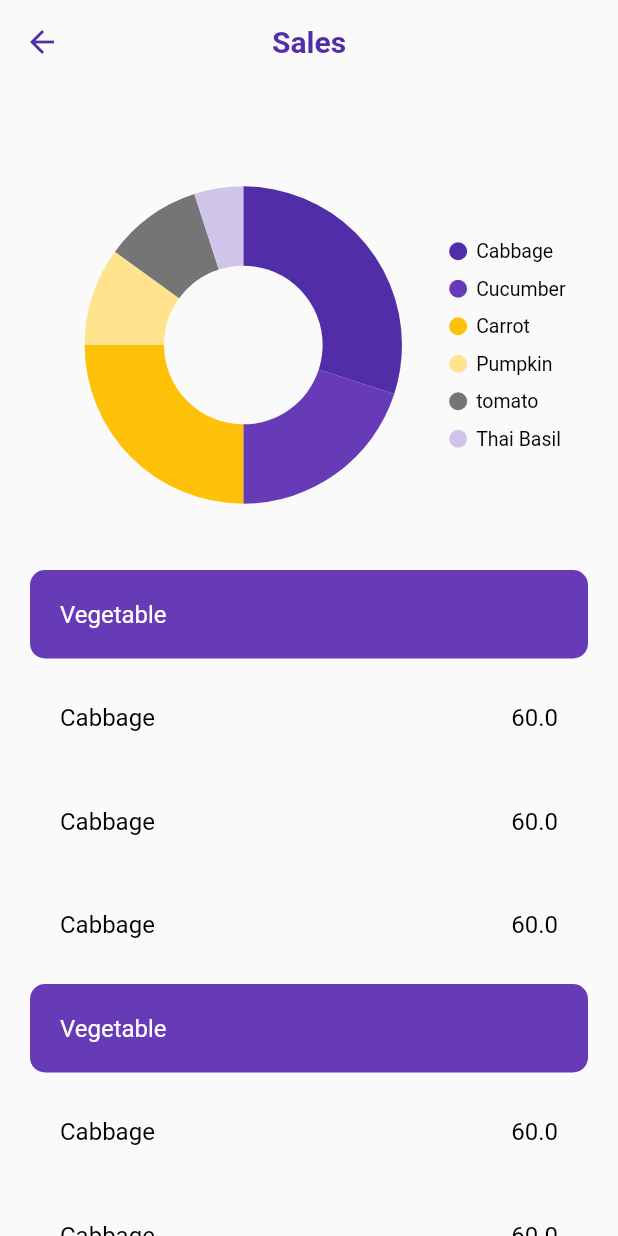
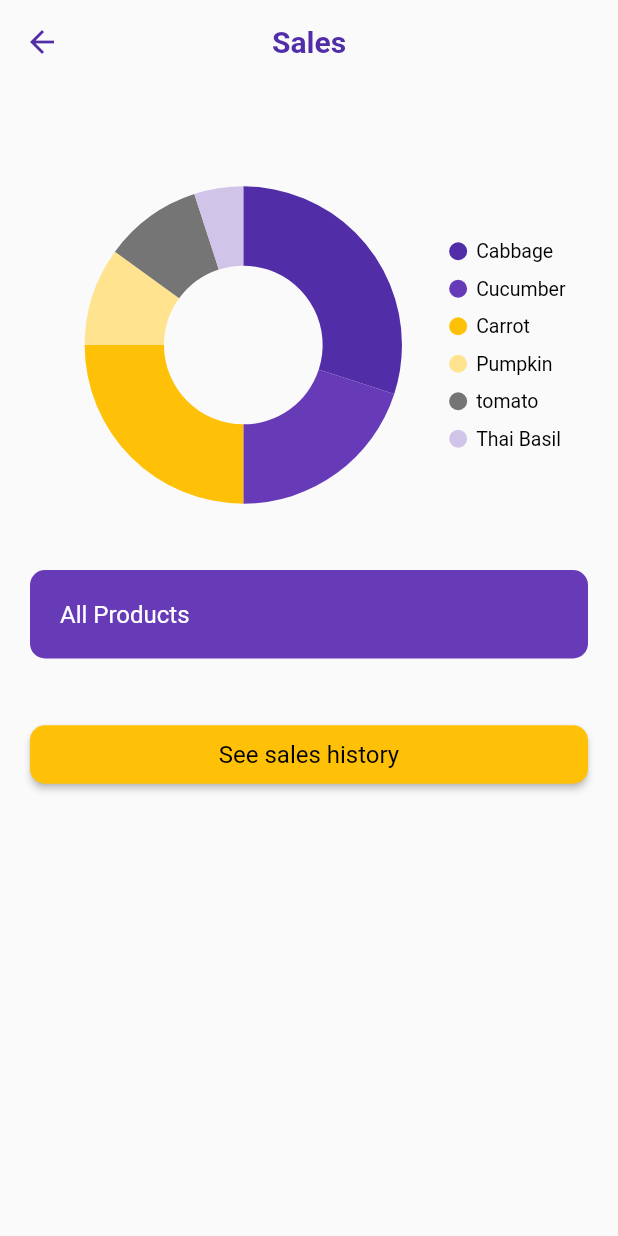
Before and after one commit to ktlyee/Stock-Management-App, a Flutter app: the SalesPage screen opened directly, on a phone screen of 412 x 824 dp. Run offline on Flutter 3.47's test engine with Material 2 defaults, Android fonts, the light colour scheme and no system bars; our stand-ins replace cloud_firestore, firebase_core, firebase_storage, image_picker, syncfusion_flutter_charts, syncfusion_flutter_datagrid; missing offline and left inert: ml_algo, ml_dataframe, syncfusion_flutter_core; accounts and stored records are empty.

Commit message:
[UPDATE] sales graph & sale page

```diff
--- a/lib/model/product.dart
+++ b/lib/model/product.dart
@@ -38,20 +38,20 @@ class Product {
   }
 }
 
-// class EachProductSold {
-//   String date = '';
-//   int amount = 0;
-//   int totalPrice = 0;
+class EachProductSold {
+  String date = '';
+  int amount = 0;
+  int totalPrice = 0;
 
-//   EachProductSold();
+  EachProductSold();
 
-//   Map<String, dynamic> toMap() {
-//     return {'date': date, 'amount': amount, 'totalPrice': totalPrice};
-//   }
+  Map<String, dynamic> toMap() {
+    return {'date': date, 'amount': amount, 'totalPrice': totalPrice};
+  }
 
-//   EachProductSold.fromMap(Map<String, dynamic> data) {
-//     date = data['date'];
-//     amount = data['amount'];
-//     totalPrice = data['totalPrice'];
-//   }
-// }
+  EachProductSold.fromMap(Map<String, dynamic> data) {
+    date = data['date'];
+    amount = data['amount'];
+    totalPrice = data['totalPrice'];
+  }
+}
--- a/lib/sale_page.dart
+++ b/lib/sale_page.dart
@@ -1,11 +1,13 @@
+import 'package:csc344_project/notifier/product_notifier.dart';
 import 'package:csc344_project/order_history.dart';
+import 'package:csc344_project/service/database.dart';
 import 'package:csc344_project/style/color.dart';
 import 'package:csc344_project/style/font_style.dart';
 import 'package:csc344_project/widgets/appbar.dart';
 import 'package:csc344_project/widgets/button_widget.dart';
 import 'package:csc344_project/widgets/doughnut_chart.dart';
-import 'package:csc344_project/order_history.dart';
 import 'package:flutter/material.dart';
+import 'package:provider/provider.dart';
 
 class SalesPage extends StatefulWidget {
   const SalesPage({Key? key}) : super(key: key);
@@ -33,7 +35,7 @@ class _SalesPageState extends State<SalesPage> {
                 child: ListView.builder(
                   shrinkWrap: true,
                   physics: NeverScrollableScrollPhysics(),
-                  itemCount: 2,
+                  itemCount: 1,
                   itemBuilder: (context, index) {
                     return Container(
                       // margin: EdgeInsets.only(bottom: 10),
@@ -49,11 +51,11 @@ class _SalesPageState extends State<SalesPage> {
                             ),
                             alignment: Alignment.centerLeft,
                             child: Text(
-                              'Vegetable',
+                              'All Products',
                               style: FontCollection.bodyTextStyle,
                             ),
                           ),
-                          listData('Cabbage', 60),
+                          listData(),
                         ],
                       ),
                     );
@@ -78,27 +80,30 @@ class _SalesPageState extends State<SalesPage> {
     );
   }
 
-  Widget listData(String pName, double pNumber) {
+  Widget listData() {
+    ProductNotifier product = Provider.of<ProductNotifier>(context);
+
     return ListView.builder(
       shrinkWrap: true,
       physics: NeverScrollableScrollPhysics(),
-      itemCount: 3,
+      itemCount: product.amountOfProductSold.length,
       itemBuilder: (context, index) {
+        final p = product.amountOfProductSold[index];
         return Container(
           margin: EdgeInsets.only(bottom: 10),
-          padding: EdgeInsets.all(20),
+          padding: EdgeInsets.fromLTRB(20, 10, 20, 10),
           child: Row(
             mainAxisAlignment: MainAxisAlignment.spaceBetween,
             children: [
               Container(
                 child: Text(
-                  pName,
+                  p['product'],
                   style: FontCollection.bodyBlackTextStyle,
                 ),
               ),
               Container(
                 child: Text(
-                  pNumber.toString(),
+                  p['totalAmount'].toString(),
                   style: FontCollection.bodyBlackTextStyle,
                 ),
               ),
```
Also changed, not shown: lib/home_page.dart (+10 -2 lines), lib/inventory_page.dart (+0 -9 lines), lib/notifier/product_notifier.dart (+13 -0 lines), lib/service/database.dart (+28 -16 lines), lib/widgets/line_chart.dart (+5 -2 lines).
